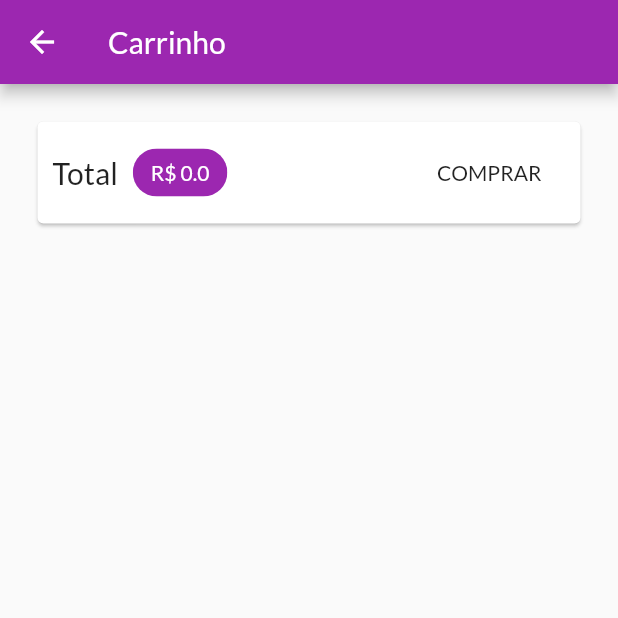
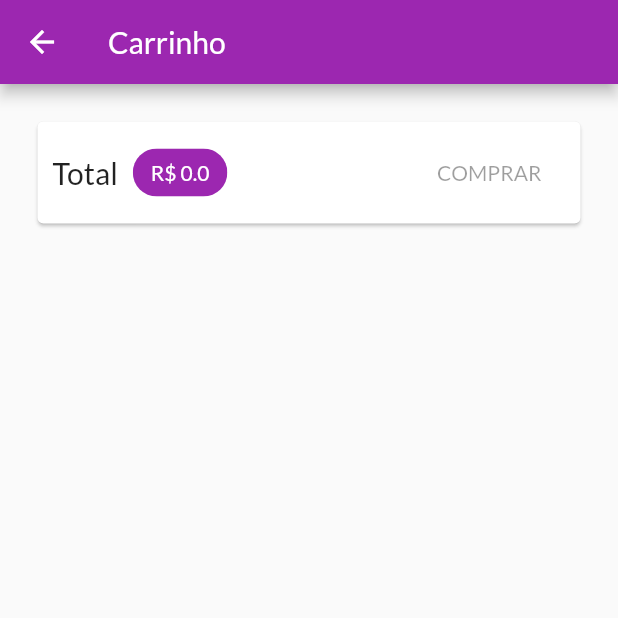
Before and after one commit to fantis/Curso-Flutter-Aprenda-e-Desenvolva-Apps-2020, a Flutter app: the CartScreen screen opened by its route, on a phone screen of 412 x 824 dp, the top half of it. Run offline on Flutter 3.47's test engine with Material 2 defaults, Android fonts, the light colour scheme and no system bars; network calls fail.

Commit message:
Aula 278

```diff
--- a/projects/shop/lib/views/cartScreen.dart
+++ b/projects/shop/lib/views/cartScreen.dart
@@ -40,14 +40,7 @@ class CartScreen extends StatelessWidget {
                     backgroundColor: Theme.of(context).primaryColor,
                   ),
                   Spacer(),
-                  FlatButton(
-                    child: Text('COMPRAR'),
-                    onPressed: () {
-                      Provider.of<Orders>(context, listen: false)
-                          .addOrder(cart);
-                      cart.clear();
-                    },
-                  ),
+                  OrderButton(cart: cart),
                 ],
               ),
             ),
@@ -64,3 +57,41 @@ class CartScreen extends StatelessWidget {
     );
   }
 }
+
+class OrderButton extends StatefulWidget {
+  const OrderButton({
+    Key key,
+    @required this.cart,
+  }) : super(key: key);
+
+  final Cart cart;
+
+  @override
+  _OrderButtonState createState() => _OrderButtonState();
+}
+
+class _OrderButtonState extends State<OrderButton> {
+  bool _isLoading = false;
+
+  @override
+  Widget build(BuildContext context) {
+    return FlatButton(
+      child: _isLoading ? CircularProgressIndicator() : Text('COMPRAR'),
+      onPressed: widget.cart.totalAmount == 0
+          ? null
+          : () async {
+              setState(() {
+                _isLoading = true;
+              });
+
+              await Provider.of<Orders>(context, listen: false)
+                  .addOrder(widget.cart);
+
+              setState(() {
+                _isLoading = false;
+              });
+              widget.cart.clear();
+            },
+    );
+  }
+}
```
Also changed, not shown: projects/shop/lib/providers/order.dart (+59 -2 lines), projects/shop/lib/views/ordersScreen.dart (+25 -5 lines).
